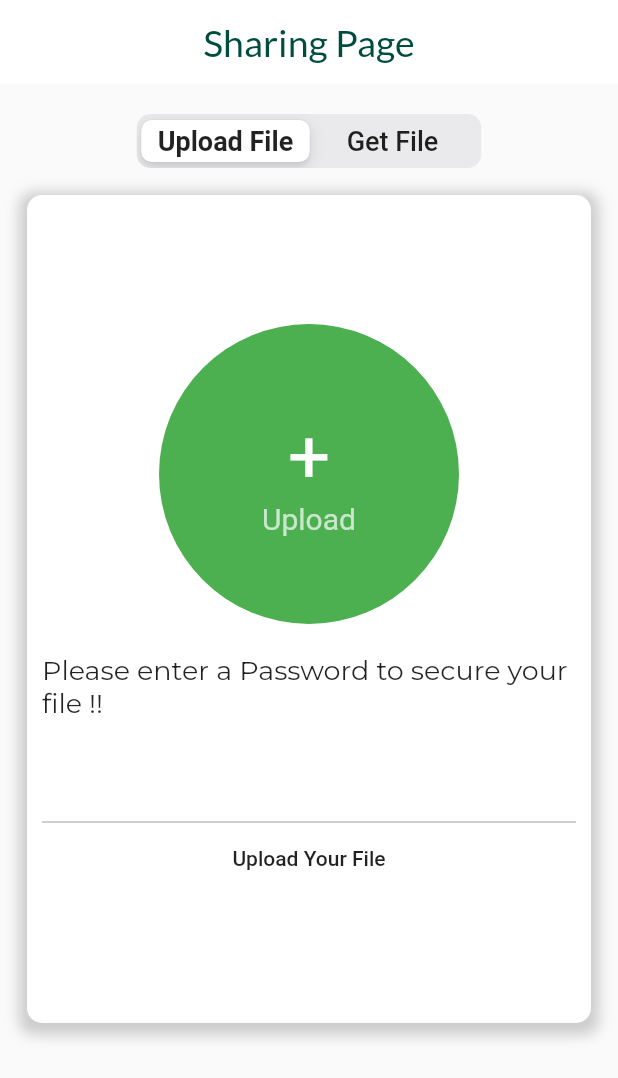
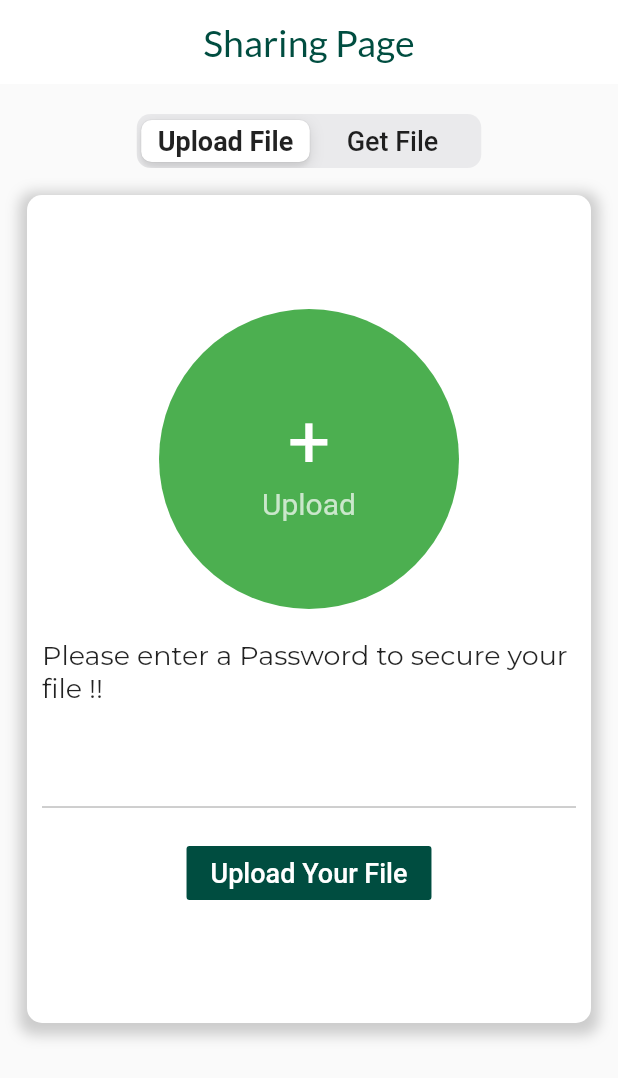
Before and after one commit to SiddhantJaiswal-0125/EncryptU, a Flutter app: the SharingScreen screen opened by its route, on a phone screen of 412 x 824 dp. Shown: the top 1078 px of the screen. Run offline on Flutter 3.47's test engine with Material 2 defaults, Android fonts, the light colour scheme and no system bars; our stand-ins replace cloud_firestore, curved_navigation_bar, file_picker, firebase_auth, firebase_core, firebase_storage and 3 more; accounts and stored records are empty; Roboto replaces fonts that are missing (Abel).

Commit message:
upload file ui

```diff
--- a/lib/Screens/send_screen.dart
+++ b/lib/Screens/send_screen.dart
@@ -16,6 +16,16 @@ class _SendScreenState extends State<SendScreen> {
   late customDSforFileStorageLink cds;
 
   bool takepassword = false;
+  bool isuploading = false;
+
+  @override
+  void initState() {
+    // TODO: implement initState
+    super.initState();
+    takepassword = false;
+    isuploading = false;
+    password = "";
+  }
 
   @override
   Widget build(BuildContext context) {
@@ -28,7 +38,10 @@ class _SendScreenState extends State<SendScreen> {
           GestureDetector(
             onTap: () async {
               File? fi = await FilePickerCustom().pickfiles();
+              isuploading = true;
+              setState(() {});
               cds = await FirebaseServices().uploadFile(fi!);
+              isuploading = false;
               takepassword = true;
               setState(() {});
             },
@@ -40,13 +53,17 @@ class _SendScreenState extends State<SendScreen> {
                 color: Colors.green,
               ),
               child: Center(
-                child: Column(
+                child: isuploading
+                    ? CircularProgressIndicator(
+                        color: Colors.white,
+                      )
+                    : Column(
                         mainAxisAlignment: MainAxisAlignment.center,
                         children: [
                           Text(
                             "+",
-                      style:
-                          GoogleFonts.abel(fontSize: 50, color: Colors.white),
+                            style: GoogleFonts.abel(
+                                fontSize: 50, color: Colors.white),
                           ),
                           Text(
                             "Upload",
@@ -69,6 +86,7 @@ class _SendScreenState extends State<SendScreen> {
             height: 20,
           ),
           TextFormField(
+
             autovalidate: false,
             obscureText: true,
             enabled: takepassword,
@@ -79,13 +97,15 @@ class _SendScreenState extends State<SendScreen> {
               }
             },
           ),
+          SizedBox(height: 20,),
           FlatButton(
+            color: Colors.teal.shade900,
               onPressed: () async {
                 if (cds != null) {
                   FirebaseServices().encryptFile(cds, password);
                 }
               },
-              child: Text("Upload Your File"))
+              child: Text("Upload Your File", style: GoogleFonts.roboto(fontSize: 18,color: Colors.white),))
         ],
       ),
     );
```
Lines whose indentation alone changed are shown as unchanged.
